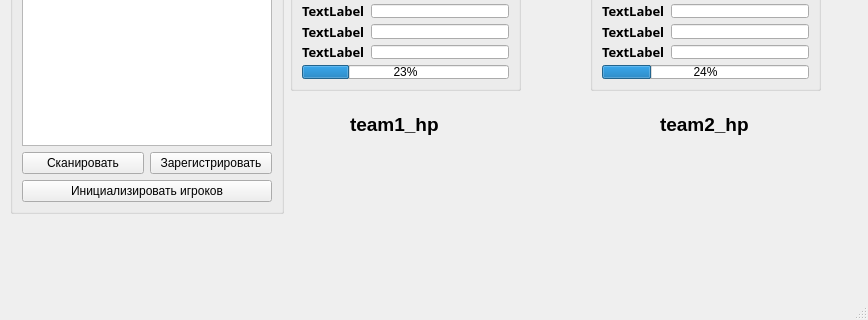
The window that forms/main(test).ui (QuandisS/DotaSim) describes before a commit, drawn with Qt 5; both pictures show x 0 to 868 and y 355 to 675 of the 868 by 675 pixel window.
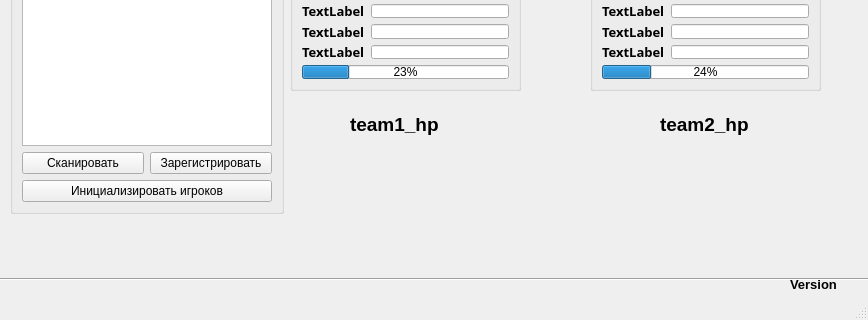
The same window after the commit.

Diff of the .ui file:
```diff
--- a/forms/main(test).ui
+++ b/forms/main(test).ui
@@ -698,6 +698,40 @@
      <string>TextLabel</string>
     </property>
    </widget>
+   <widget class="Line" name="line">
+    <property name="geometry">
+     <rect>
+      <x>0</x>
+      <y>600</y>
+      <width>871</width>
+      <height>31</height>
+     </rect>
+    </property>
+    <property name="orientation">
+     <enum>Qt::Horizontal</enum>
+    </property>
+   </widget>
+   <widget class="QLabel" name="version">
+    <property name="geometry">
+     <rect>
+      <x>790</x>
+      <y>610</y>
+      <width>71</width>
+      <height>20</height>
+     </rect>
+    </property>
+    <property name="font">
+     <font>
+      <family>Nirmala UI</family>
+      <pointsize>10</pointsize>
+      <weight>75</weight>
+      <bold>true</bold>
+     </font>
+    </property>
+    <property name="text">
+     <string>Version</string>
+    </property>
+   </widget>
   </widget>
   <widget class="QMenuBar" name="menubar">
    <property name="geometry">
```
